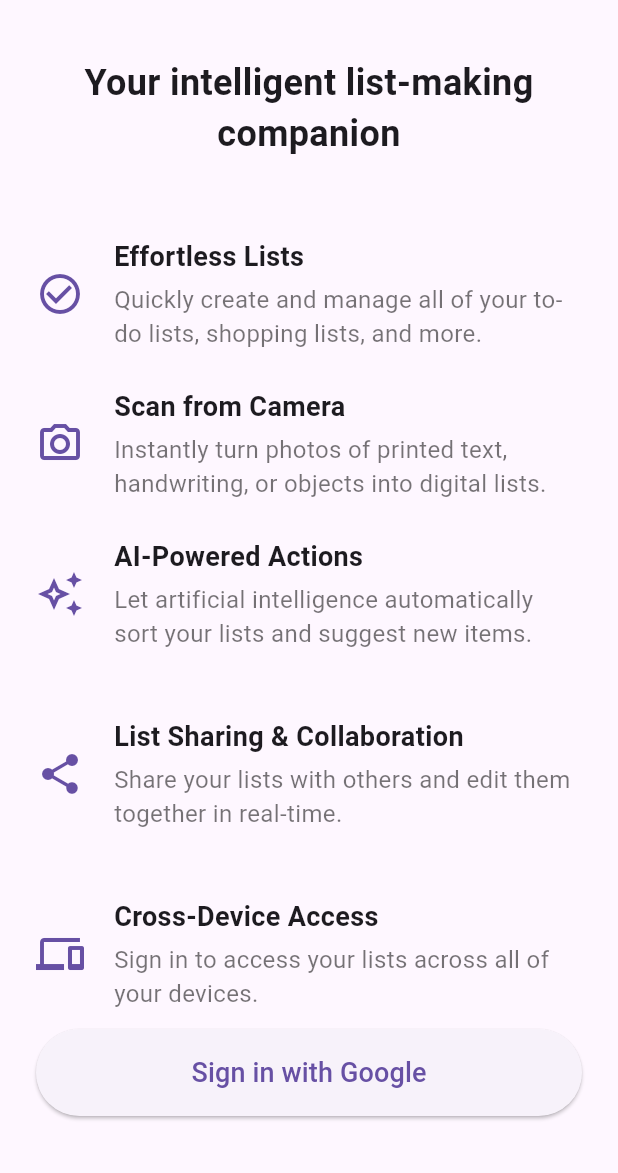
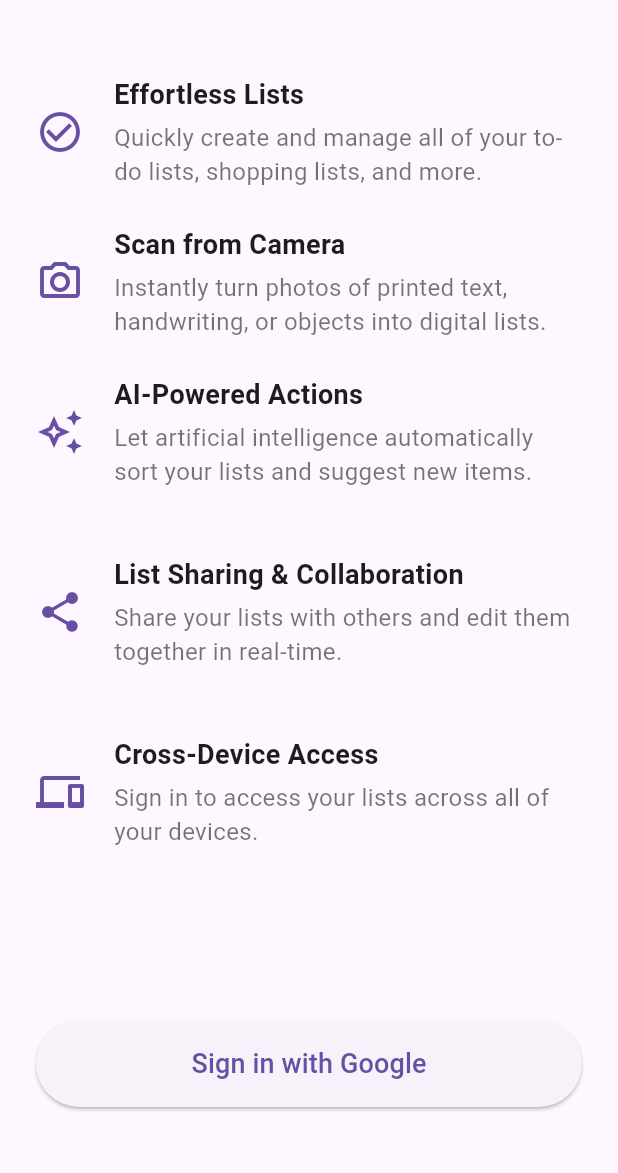
Before and after one commit to philbogle/flistify, a Flutter app: the screen it shows after launch, on a phone screen of 412 x 824 dp, the part 63-1236 px from its top. Run offline on Flutter 3.47's test engine with Material 3 defaults, Android fonts, the phone set to English and light mode, and no system bars; our stand-ins replace camera, cloud_firestore, firebase_auth, firebase_core, google_sign_in, image_picker and 2 more; accounts and stored records are empty; generated files the repository leaves out were written again.

Commit message:
Remove blank space

```diff
--- a/lib/main.dart
+++ b/lib/main.dart
@@ -78,13 +78,6 @@ class AuthGate extends StatelessWidget {
                   mainAxisAlignment: MainAxisAlignment.center,
                   crossAxisAlignment: CrossAxisAlignment.stretch,
                   children: [
-                    const Spacer(),
-                    const Text(
-                      'Your intelligent list-making companion',
-                      textAlign: TextAlign.center,
-                      style: TextStyle(fontSize: 24, fontWeight: FontWeight.bold),
-                    ),
-                    const SizedBox(height: 40),
                     const FeatureHighlight(
                       icon: Icons.check_circle_outline,
                       title: 'Effortless Lists',
```
